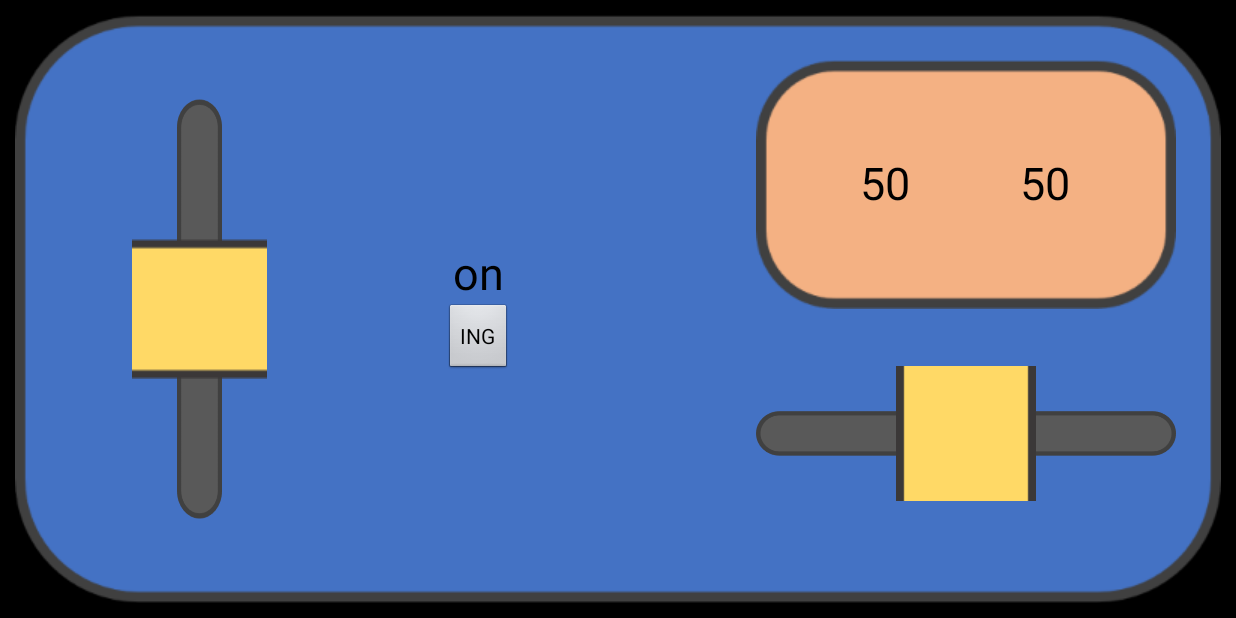
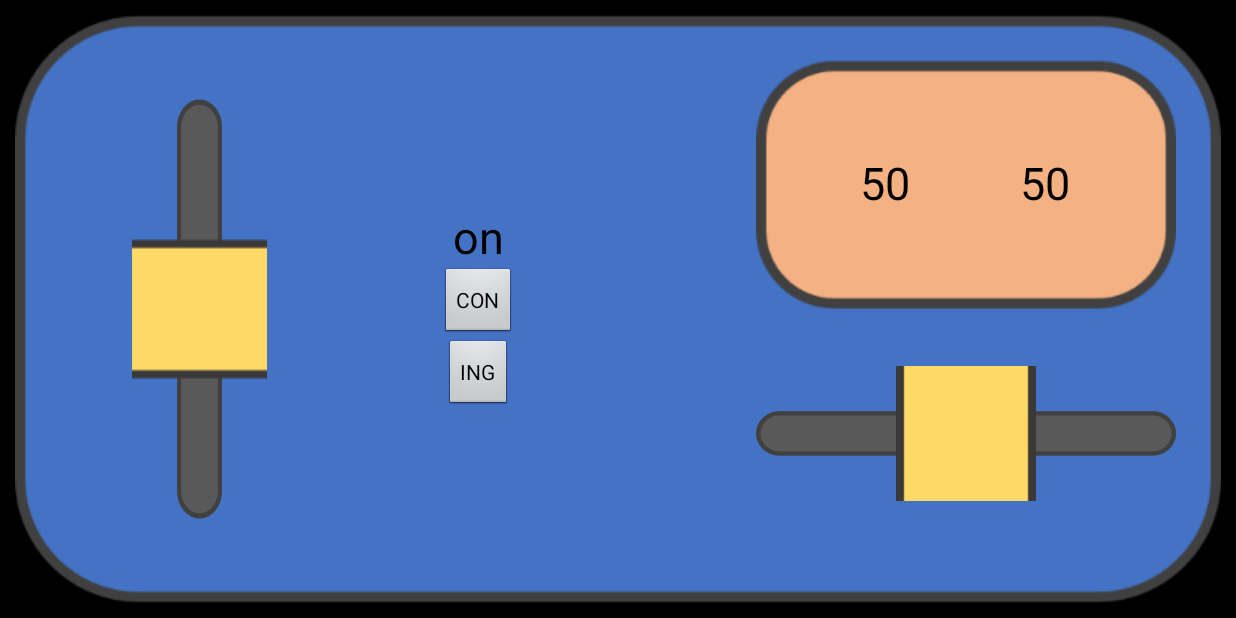
Before and after one commit to SnovvyOwl/COA_PY_AutonomusCAR, an Android app: the ControllerActivity screen opened directly, with no data from a screen before it, after a tap on "SET", on a phone screen of 824 x 412 dp (held sideways). Run offline under Robolectric (Android 15) with nearby library versions, the phone set to English and light mode, and no system bars.

Commit message:
controller
+ controller에 connect 버튼 추가
+ test -> connect
+ connect버튼 클릭 이벤트 추가

```diff
--- a/Android/WirelessController/app/src/main/AndroidManifest.xml
+++ b/Android/WirelessController/app/src/main/AndroidManifest.xml
@@ -12,7 +12,7 @@
         android:roundIcon="@mipmap/ic_launcher_round"
         android:supportsRtl="true"
         android:theme="@style/AppTheme">
-        <activity android:name=".TestActivity" />
+        <activity android:name=".ConnectActivity" />
         <activity
             android:name=".ControllerActivity"
             android:screenOrientation="landscape"
--- a/Android/WirelessController/app/src/main/java/com/example/wirelesscontroller/TestActivity.java
+++ b/Android/WirelessController/app/src/main/java/com/example/wirelesscontroller/ConnectActivity.java
@@ -9,7 +9,7 @@ import android.widget.EditText;
 import android.widget.TextView;
 import java.net.Socket;
 
-public class TestActivity extends AppCompatActivity implements View.OnClickListener {
+public class ConnectActivity extends AppCompatActivity implements View.OnClickListener {
 
     Socket socket;
 
--- a/Android/WirelessController/app/src/main/java/com/example/wirelesscontroller/ControllerActivity.java
+++ b/Android/WirelessController/app/src/main/java/com/example/wirelesscontroller/ControllerActivity.java
@@ -17,7 +17,7 @@ public class ControllerActivity extends Activity implements View.OnTouchListener
     TextView txtSpeed;
     TextView txtDir;
 
-    Button btnSet;
+    Button btnSet,btnConnect;
     TextView txtConnect;
 
     SocketCommunication socketCommunication;
@@ -47,7 +47,9 @@ public class ControllerActivity extends Activity implements View.OnTouchListener
 
         txtConnect = (TextView)findViewById(R.id.text3);
         btnSet = (Button)findViewById(R.id.btn_set);
+        btnConnect = (Button)findViewById(R.id.btn_connect);
         btnSet.setOnClickListener(this);
+        btnConnect.setOnClickListener(this);
     }
 
     @Override
@@ -70,8 +72,6 @@ public class ControllerActivity extends Activity implements View.OnTouchListener
     @Override
     public void onClick(View view) {
         if (view == btnSet){
-//            Intent intent = new Intent(getApplicationContext(),ConnectActivity.class);
-//            startActivity(intent);
             if (btnSet.getText().equals("SET")){
                 socketCommunication.startClient();
                 btnSet.setText("ING");
@@ -80,5 +80,9 @@ public class ControllerActivity extends Activity implements View.OnTouchListener
                 btnSet.setText("SET");
             }
         }
+        if (view == btnConnect){
+            Intent intent = new Intent(getApplicationContext(),ConnectActivity.class);
+            startActivity(intent);
+        }
     }
 }
--- a/Android/WirelessController/app/src/main/java/com/example/wirelesscontroller/MainActivity.java
+++ b/Android/WirelessController/app/src/main/java/com/example/wirelesscontroller/MainActivity.java
@@ -28,7 +28,7 @@ public class MainActivity extends AppCompatActivity implements View.OnClickListe
     @Override
     public void onClick(View view) {
         if (view == btn1){
-            Intent intent = new Intent(getApplicationContext(), TestActivity.class);
+            Intent intent = new Intent(getApplicationContext(), ConnectActivity.class);
             startActivity(intent);
         }
         if (view == btn2){
--- a/Android/WirelessController/app/src/main/res/layout/activity_controller.xml
+++ b/Android/WirelessController/app/src/main/res/layout/activity_controller.xml
@@ -44,6 +44,12 @@
             android:text="on"
             android:textSize="30sp"
             android:id="@+id/text3"/>
+
+        <Button
+            android:layout_width="wrap_content"
+            android:layout_height="wrap_content"
+            android:text="CON"
+            android:id="@+id/btn_connect"/>
 
         <Button
             android:layout_width="wrap_content"
--- a/Android/WirelessController/app/src/main/res/layout/activity_test.xml
+++ b/Android/WirelessController/app/src/main/res/layout/activity_test.xml
@@ -8,7 +8,7 @@
     android:orientation="vertical"
     android:gravity="center"
     android:padding="30dp"
-    tools:context=".TestActivity">
+    tools:context=".ConnectActivity">
 
     <EditText
         android:layout_width="match_parent"
```
